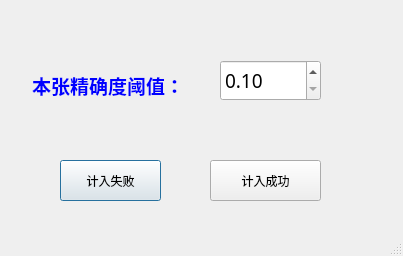
r53127/MyScan, file ThreshWindow.ui: the form before one commit.
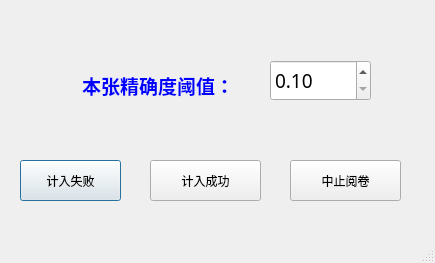
The form after the commit.

Diff of the .ui file:
```diff
--- a/ThreshWindow.ui
+++ b/ThreshWindow.ui
@@ -6,8 +6,8 @@
    <rect>
     <x>0</x>
     <y>0</y>
-    <width>403</width>
-    <height>256</height>
+    <width>435</width>
+    <height>263</height>
    </rect>
   </property>
   <property name="windowTitle">
@@ -19,7 +19,7 @@
   <widget class="QLabel" name="label_1">
    <property name="geometry">
     <rect>
-     <x>32</x>
+     <x>82</x>
      <y>60</y>
      <width>181</width>
      <height>51</height>
@@ -32,7 +32,7 @@
   <widget class="QDoubleSpinBox" name="doubleSpinBox">
    <property name="geometry">
     <rect>
-     <x>220</x>
+     <x>270</x>
      <y>60</y>
      <width>101</width>
      <height>41</height>
@@ -63,7 +63,7 @@
   <widget class="QPushButton" name="pushButton_1">
    <property name="geometry">
     <rect>
-     <x>60</x>
+     <x>20</x>
      <y>160</y>
      <width>101</width>
      <height>41</height>
@@ -76,7 +76,7 @@
   <widget class="QPushButton" name="pushButton_2">
    <property name="geometry">
     <rect>
-     <x>210</x>
+     <x>150</x>
      <y>160</y>
      <width>111</width>
      <height>41</height>
@@ -86,6 +86,19 @@
     <string>计入成功</string>
    </property>
   </widget>
+  <widget class="QPushButton" name="pushButton_3">
+   <property name="geometry">
+    <rect>
+     <x>290</x>
+     <y>160</y>
+     <width>111</width>
+     <height>41</height>
+    </rect>
+   </property>
+   <property name="text">
+    <string>中止阅卷</string>
+   </property>
+  </widget>
  </widget>
  <tabstops>
   <tabstop>doubleSpinBox</tabstop>
```
